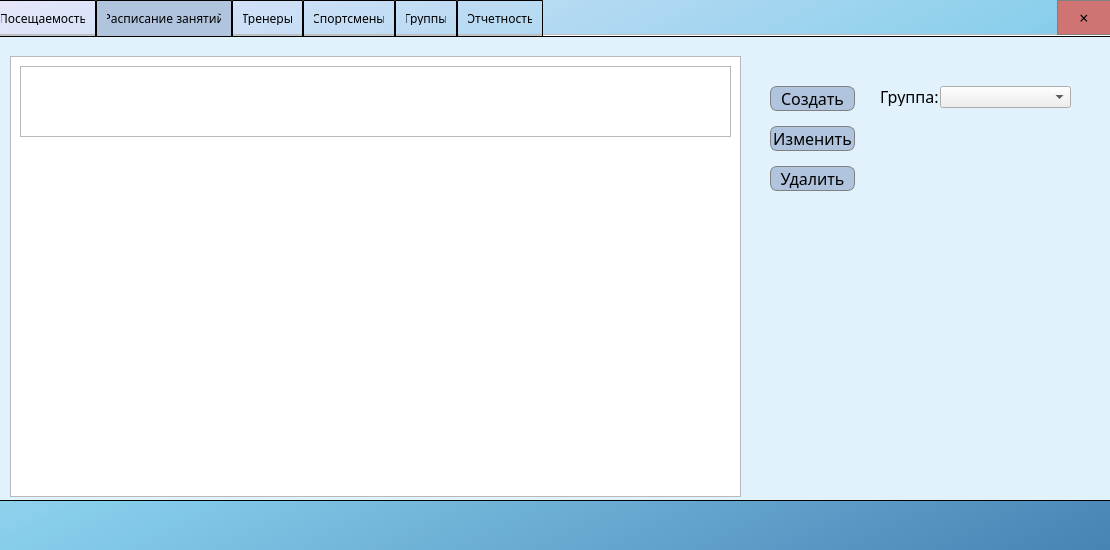
The window that forms/mainwindow.ui (helluvalove/Hand-combat-system) describes before a commit, drawn with Qt 5.
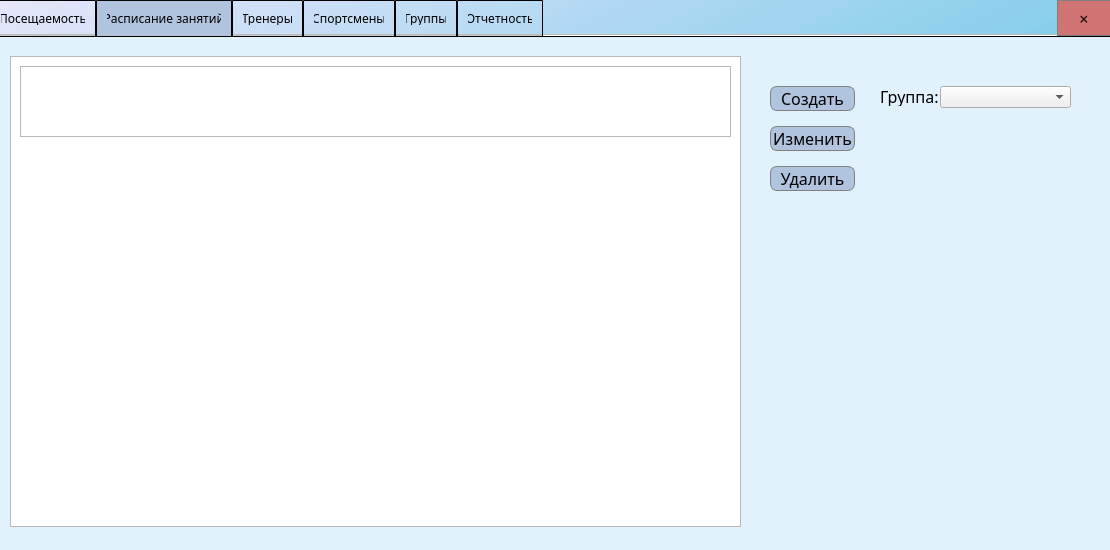
The same window after the commit. The open tabs and pages were chosen to show the change.

Commit message: add hover buttons

What changed in the file:
```diff
--- a/forms/mainwindow.ui
+++ b/forms/mainwindow.ui
@@ -39,7 +39,7 @@
      <x>-10</x>
      <y>0</y>
      <width>1131</width>
-     <height>501</height>
+     <height>551</height>
     </rect>
    </property>
    <property name="mouseTracking">
@@ -176,7 +176,7 @@
        <x>20</x>
        <y>20</y>
        <width>731</width>
-       <height>441</height>
+       <height>471</height>
       </rect>
      </property>
     </widget>
@@ -813,7 +813,7 @@
      <x>1057</x>
      <y>0</y>
      <width>54</width>
-     <height>35</height>
+     <height>36</height>
     </rect>
    </property>
    <property name="styleSheet">
@@ -822,6 +822,10 @@
 border: 1px solid grey;
 font-family: Avenir Next;
 font-size: 16px;
+}
+
+#pushButton:hover {
+background-color: #bc5d58
 }</string>
    </property>
    <property name="text">
```
Left out of the diff: 61 changed lines with no effect on the pictures. The commit also changes 3 other files.
